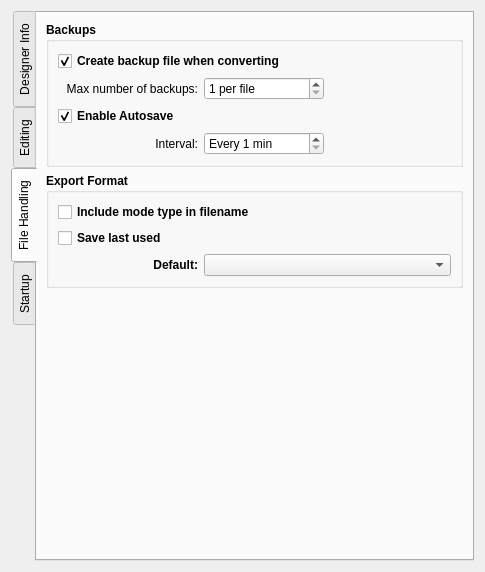
FashionFreedom/Seamly2D, file src/app/seamly2d/dialogs/configpages/preferencesconfigurationpage.ui: the form before one commit.
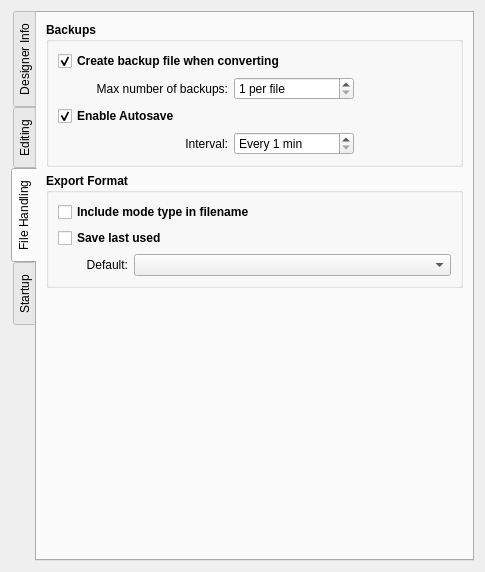
The form after the commit. The open tabs and pages were chosen to show the change. Custom widgets are drawn as their Qt base class.

Commit message: adjust pref form

Patch:
```diff
--- a/src/app/seamly2d/dialogs/configpages/preferencesconfigurationpage.ui
+++ b/src/app/seamly2d/dialogs/configpages/preferencesconfigurationpage.ui
@@ -1001,7 +1001,15 @@
          </property>
          <layout class="QVBoxLayout" name="verticalLayout">
           <item>
+           <layout class="QHBoxLayout" name="horizontalLayout_5">
+            <item>
            <widget class="QCheckBox" name="convertBackupEnabled_CheckBox">
+              <property name="sizePolicy">
+               <sizepolicy hsizetype="Preferred" vsizetype="Fixed">
+                <horstretch>0</horstretch>
+                <verstretch>0</verstretch>
+               </sizepolicy>
+              </property>
             <property name="text">
              <string>Create backup file when converting</string>
             </property>
@@ -1011,12 +1019,33 @@
            </widget>
           </item>
           <item>
-           <layout class="QHBoxLayout" name="horizontalLayout_2">
+             <spacer name="horizontalSpacer_3">
+              <property name="orientation">
+               <enum>Qt::Horizontal</enum>
+              </property>
+              <property name="sizeHint" stdset="0">
+               <size>
+                <width>40</width>
+                <height>20</height>
+               </size>
+              </property>
+             </spacer>
+            </item>
+           </layout>
+          </item>
+          <item>
+           <layout class="QHBoxLayout" name="horizontalLayout">
             <item>
              <widget class="QLabel" name="maxBackusp_Label">
+              <property name="sizePolicy">
+               <sizepolicy hsizetype="Expanding" vsizetype="Preferred">
+                <horstretch>0</horstretch>
+                <verstretch>0</verstretch>
+               </sizepolicy>
+              </property>
               <property name="minimumSize">
                <size>
-                <width>140</width>
+                <width>170</width>
                 <height>0</height>
                </size>
               </property>
@@ -1081,7 +1110,15 @@
            </layout>
           </item>
           <item>
+           <layout class="QHBoxLayout" name="horizontalLayout_6">
+            <item>
            <widget class="QCheckBox" name="autoSave_CheckBox">
+              <property name="sizePolicy">
+               <sizepolicy hsizetype="Preferred" vsizetype="Fixed">
+                <horstretch>0</horstretch>
+                <verstretch>0</verstretch>
+               </sizepolicy>
+              </property>
             <property name="text">
              <string>Enable Autosave</string>
             </property>
@@ -1091,18 +1128,33 @@
            </widget>
           </item>
           <item>
-           <layout class="QHBoxLayout" name="horizontalLayout">
+             <spacer name="horizontalSpacer_8">
+              <property name="orientation">
+               <enum>Qt::Horizontal</enum>
+              </property>
+              <property name="sizeHint" stdset="0">
+               <size>
+                <width>40</width>
+                <height>20</height>
+               </size>
+              </property>
+             </spacer>
+            </item>
+           </layout>
+          </item>
+          <item>
+           <layout class="QHBoxLayout" name="horizontalLayout_2">
             <item>
              <widget class="QLabel" name="interval_Label">
               <property name="sizePolicy">
-               <sizepolicy hsizetype="MinimumExpanding" vsizetype="Preferred">
+               <sizepolicy hsizetype="Expanding" vsizetype="Preferred">
                 <horstretch>0</horstretch>
                 <verstretch>0</verstretch>
                </sizepolicy>
               </property>
               <property name="minimumSize">
                <size>
-                <width>140</width>
+                <width>170</width>
                 <height>0</height>
                </size>
               </property>
@@ -1220,12 +1272,24 @@
            <layout class="QHBoxLayout" name="defaultExportFormat_HlLayout">
             <item>
              <widget class="QLabel" name="defaultExportFormat_Label">
+              <property name="sizePolicy">
+               <sizepolicy hsizetype="Preferred" vsizetype="Preferred">
+                <horstretch>0</horstretch>
+                <verstretch>0</verstretch>
+               </sizepolicy>
+              </property>
               <property name="minimumSize">
                <size>
-                <width>140</width>
+                <width>70</width>
                 <height>0</height>
                </size>
               </property>
+              <property name="font">
+               <font>
+                <pointsize>9</pointsize>
+                <bold>false</bold>
+               </font>
+              </property>
               <property name="text">
                <string>Default:</string>
               </property>
```
Left out of the diff: 2 changed lines with no effect on the pictures. Lines whose indentation alone changed are shown as unchanged.
